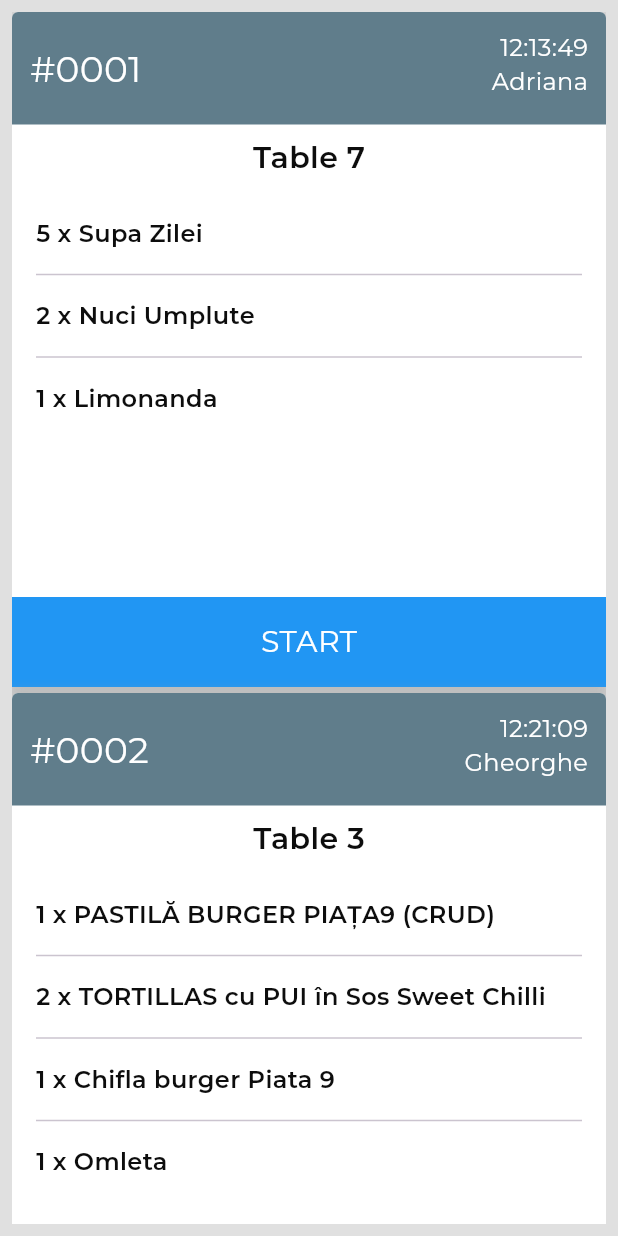
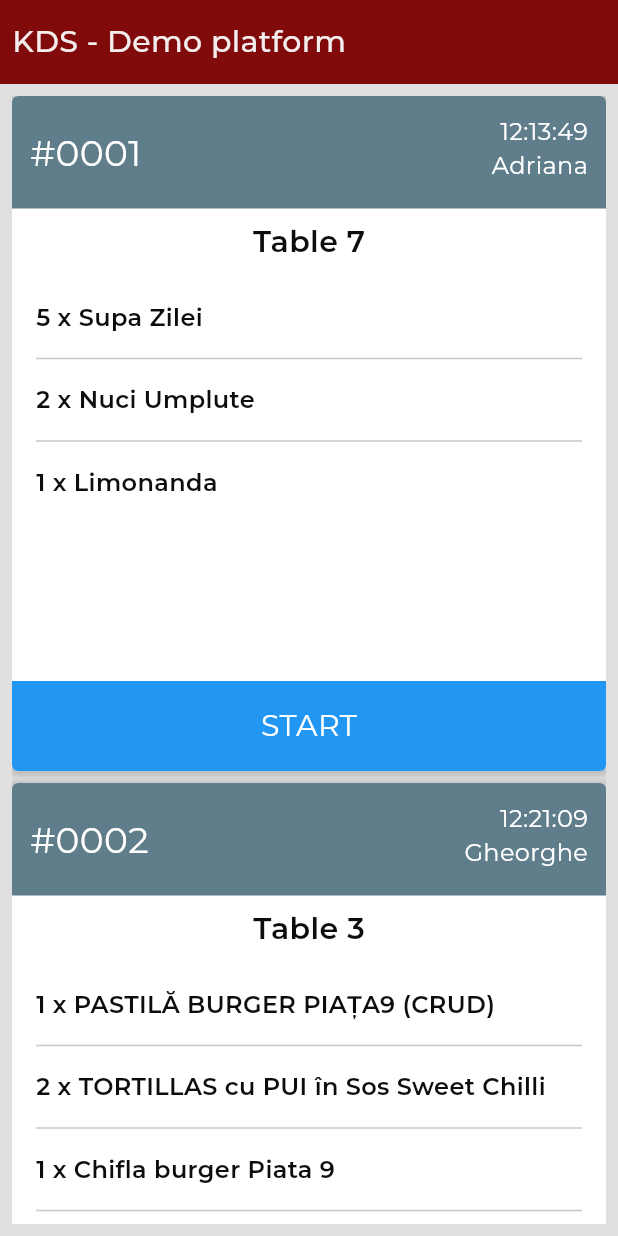
Before and after one commit to Thrauk/Flutter_Kitchen_Display_System_Web_Concept, a Flutter app: the screen it shows after launch, on a phone screen of 412 x 824 dp. Run offline on Flutter 3.47's test engine with Material 3 defaults, Android fonts, the phone set to English and light mode, and no system bars; our stand-ins replace equatable, flutter_bloc, google_fonts.

Commit message:
Added appbar and refactored order item widget

```diff
--- a/lib/main.dart
+++ b/lib/main.dart
@@ -12,23 +12,9 @@
   @override
   Widget build(BuildContext context) {
     return MaterialApp(
-      title: 'Flutter Demo',
+      debugShowCheckedModeBanner: false,
+      title: 'KDS platform',
       theme: ThemeData(
-        // This is the theme of your application.
-        //
-        // TRY THIS: Try running your application with "flutter run". You'll see
-        // the application has a purple toolbar. Then, without quitting the app,
-        // try changing the seedColor in the colorScheme below to Colors.green
-        // and then invoke "hot reload" (save your changes or press the "hot
-        // reload" button in a Flutter-supported IDE, or press "r" if you used
-        // the command line to start the app).
-        //
-        // Notice that the counter didn't reset back to zero; the application
-        // state is not lost during the reload. To reset the state, use hot
-        // restart instead.
-        //
-        // This works for code too, not just values: Most code changes can be
-        // tested with just a hot reload.
         colorScheme: ColorScheme.fromSeed(seedColor: Colors.deepPurple),
         useMaterial3: true,
       ),
--- a/lib/src/features/orders/index.dart
+++ b/lib/src/features/orders/index.dart
@@ -19,6 +19,7 @@ part 'presentation/blocs/order_bloc/order_bloc.dart';
 part 'presentation/blocs/order_bloc/order_event.dart';
 part 'presentation/blocs/order_bloc/order_state.dart';
 part 'presentation/orders_page.dart';
+part 'presentation/widgets/order_item/order_action_button.dart';
 part 'presentation/widgets/order_item/order_item_header.dart';
 part 'presentation/widgets/order_item_widget.dart';
 part 'presentation/widgets/order_product_item.dart';
--- a/lib/src/features/orders/presentation/orders_page.dart
+++ b/lib/src/features/orders/presentation/orders_page.dart
@@ -6,6 +6,24 @@ class OrdersPage extends StatelessWidget {
   @override
   Widget build(BuildContext context) {
     return Scaffold(
+      appBar: AppBar(
+        backgroundColor: KDSColors.darkRed,
+        leadingWidth: 400,
+        leading: Padding(
+          padding: const EdgeInsets.all(8.0),
+          child: Align(
+            alignment: Alignment.centerLeft,
+            child: Text(
+              'KDS - Demo platform',
+              style: KDSTextStyles.body(
+                fontSize: 20,
+                color: KDSColors.white,
+                fontWeight: FontWeight.w500,
+              ),
+            ),
+          ),
+        ),
+      ),
       backgroundColor: Colors.black12,
       body: BlocProvider<OrderBloc>(
         create: (context) => OrderBloc(),
@@ -22,26 +40,12 @@ class OrdersPage extends StatelessWidget {
                   child: Center(
                     child: Wrap(
                       spacing: 8,
-                      runSpacing: 4,
+                      runSpacing: 8,
                       children: state.orders.map((order) => OrderItemWidget(order: order)).toList(),
                     ),
                   ),
                 ),
               );
-              // return GridView.builder(
-              //   itemCount: state.orders.length,
-              //   shrinkWrap: true,
-              //   gridDelegate: const SliverGridDelegateWithFixedCrossAxisCount(
-              //     crossAxisCount: 2,
-              //     crossAxisSpacing: 10,
-              //     mainAxisSpacing: 20,
-              //   ),
-              //   physics: const ClampingScrollPhysics(),
-              //   scrollDirection: Axis.horizontal,
-              //   itemBuilder: (context, index) {
-              //     return OrderItemWidget(order: state.orders[index]);
-              //   },
-              // );
             },
           ),
         ),
--- /dev/null
+++ b/lib/src/features/orders/presentation/widgets/order_item/order_action_button.dart
@@ -0,0 +1,24 @@
+part of orders;
+
+class OrderActionButton extends StatelessWidget {
+  const OrderActionButton({
+    super.key,
+  });
+
+  @override
+  Widget build(BuildContext context) {
+    return Container(
+      height: 60,
+      color: Colors.blue,
+      child: Center(
+        child: Text(
+          'START',
+          style: KDSTextStyles.body(
+            fontSize: 20,
+            color: Colors.white,
+          ),
+        ),
+      ),
+    );
+  }
+}
--- a/lib/src/features/orders/presentation/widgets/order_item/order_item_header.dart
+++ b/lib/src/features/orders/presentation/widgets/order_item/order_item_header.dart
@@ -17,13 +17,7 @@ class OrderItemHeader extends StatelessWidget {
     return Container(
       height: 75,
       width: double.infinity,
-      decoration: const BoxDecoration(
       color: Colors.blueGrey,
-        borderRadius: BorderRadius.only(
-          topLeft: Radius.circular(4),
-          topRight: Radius.circular(4),
-        ),
-      ),
       child: Padding(
         padding: const EdgeInsets.all(12.0),
         child: Row(
@@ -46,7 +40,8 @@ class OrderItemHeader extends StatelessWidget {
                     fontSize: 16,
                   ),
                 ),
-                if(waiterName != null && waiterName!.isNotEmpty) Text(
+                if (waiterName != null && waiterName!.isNotEmpty)
+                  Text(
                     waiterName!,
                     style: KDSTextStyles.body(
                       color: Colors.white,
--- a/lib/src/features/orders/presentation/widgets/order_item_widget.dart
+++ b/lib/src/features/orders/presentation/widgets/order_item_widget.dart
@@ -4,27 +4,33 @@ class OrderItemWidget extends StatelessWidget {
   const OrderItemWidget({
     super.key,
     required this.order,
+    this.height = 450,
+    this.width = 400,
   });
 
   final Order order;
+  final double height;
+  final double width;
 
   @override
   Widget build(BuildContext context) {
     return Container(
-      height: 450,
-      width: 400,
+      height: height,
+      width: width,
       decoration: BoxDecoration(
         color: Colors.white,
         borderRadius: const BorderRadius.all(Radius.circular(4)),
         boxShadow: [
           BoxShadow(
             color: Colors.grey.withOpacity(0.5),
-            spreadRadius: 3,
-            blurRadius: 7,
-            offset: const Offset(0, 3),
+            spreadRadius: 2,
+            blurRadius: 2,
+            offset: const Offset(0, 1),
           ),
         ],
       ),
+      child: ClipRRect(
+        borderRadius: BorderRadius.circular(4),
         child: Column(
           children: [
             OrderItemHeader(
@@ -58,20 +64,9 @@ class OrderItemWidget extends StatelessWidget {
                 ),
               ),
             ),
-          Container(
-            height: 60,
-            color: Colors.blue,
-            child: Center(
-              child: Text(
-                'START',
-                style: KDSTextStyles.body(
-                  fontSize: 20,
-                  color: Colors.white,
+            OrderActionButton(),
+          ],
         ),
-              ),
-            ),
-          ),
-        ],
       ),
     );
   }
--- a/lib/src/style/kds_colors.dart
+++ b/lib/src/style/kds_colors.dart
@@ -4,5 +4,8 @@ part of style;
 class KDSColors {
 
   static const Color black = Color(0xff0D0D0D);
+  static const Color white = Color(0xfff3eded);
   static const Color red = Color(0xffF24646);
+  static const Color darkRed = Color(0xff810b0b);
+  static const Color darkBlue = Color(0xff1c2733);
 }
```
Lines whose indentation alone changed are shown as unchanged.
